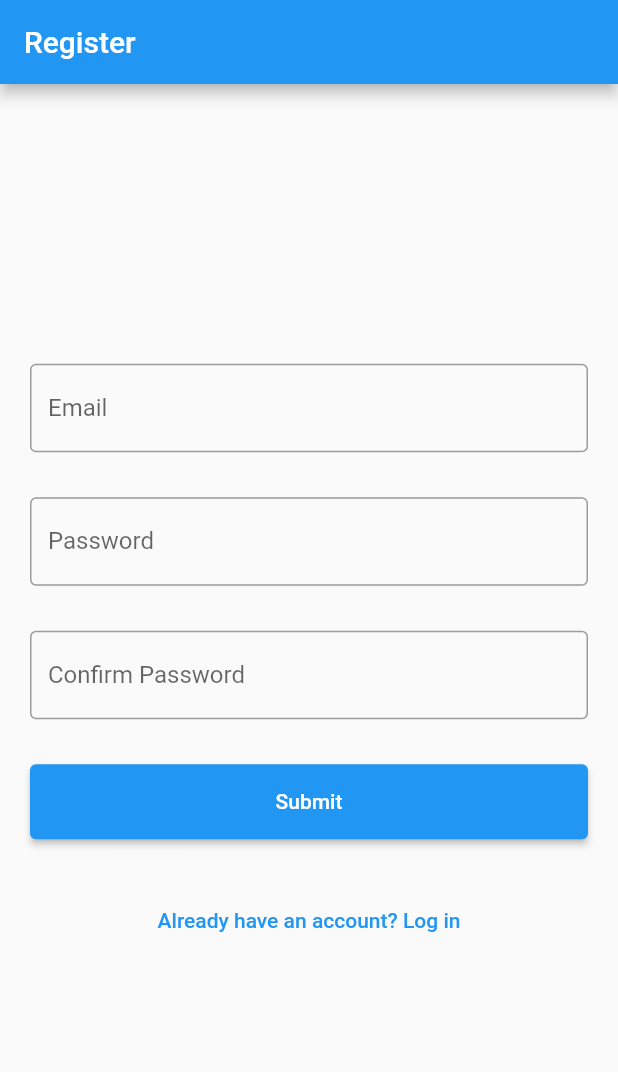
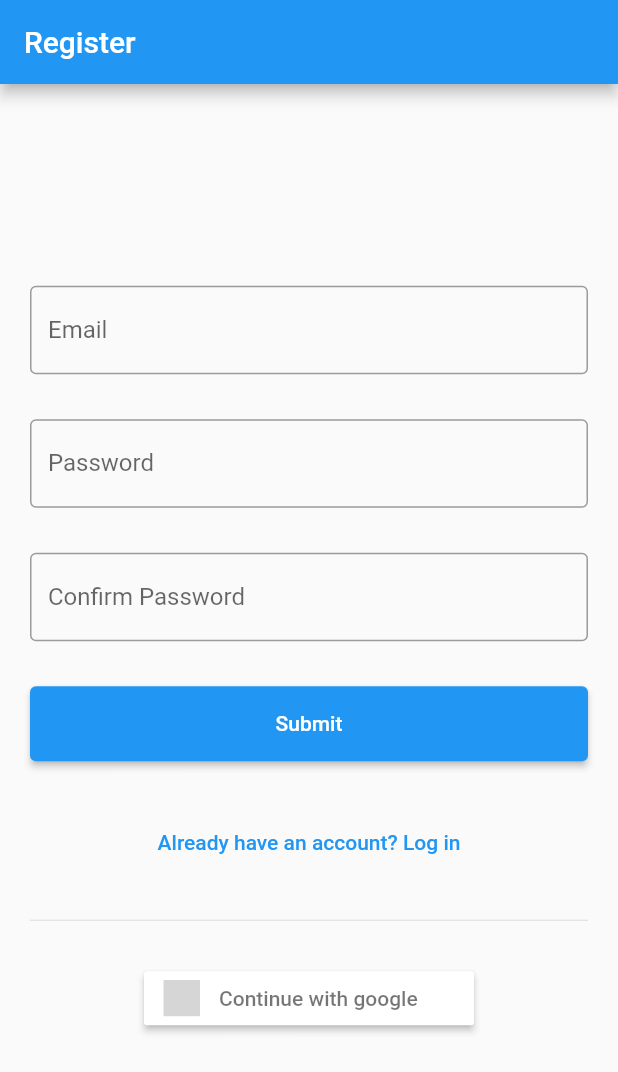
Before and after one commit to makgr/flutter_firebase, a Flutter app: the screen it shows after launch, on a phone screen of 412 x 824 dp. Shown: the top 1072 px of the screen. Run offline on Flutter 3.47's test engine with Material 2 defaults, Android fonts, the phone set to English and light mode, and no system bars; our stand-ins replace firebase_auth, firebase_core, flutter_signin_button; accounts and stored records are empty; grey boxes are pictures that could not be loaded.

Commit message:
google sign ins etup

```diff
--- a/lib/screens/register_screen.dart
+++ b/lib/screens/register_screen.dart
@@ -3,6 +3,7 @@ import 'package:flutter/material.dart';
 import 'package:flutter_firebase/screens/home_screen.dart';
 import 'package:flutter_firebase/screens/login_screen.dart';
 import 'package:flutter_firebase/services/auth_service.dart';
+import 'package:flutter_signin_button/flutter_signin_button.dart';
 
 class RegisterScreen extends StatelessWidget {
   TextEditingController emailController = TextEditingController();
@@ -77,6 +78,10 @@ class RegisterScreen extends StatelessWidget {
                 },
                  child: Text('Already have an account? Log in'),
                  ),
+                 SizedBox(height: 20,),
+                 Divider(),
+                 SizedBox(height: 20,),
+                 SignInButton(Buttons.Google, text: 'Continue with google', onPressed: (){}),
 
             ],
         ),
--- a/pubspec.yaml
+++ b/pubspec.yaml
@@ -36,6 +36,9 @@ dependencies:
   cupertino_icons: ^1.0.2
   firebase_core: ^1.10.6
   firebase_auth: ^3.3.4
+  google_sign_in: ^5.2.3
+  google_sign_in_web: ^0.10.0+4
+  flutter_signin_button: ^2.0.0
 
 dev_dependencies:
   flutter_test:
```
Also changed, not shown: lib/main.dart (+1 -8 lines), pubspec.lock, 1 other file.
